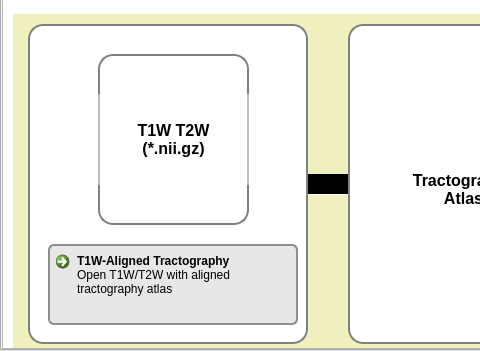
This is mainwindow.ui in frankyeh/DSI-Studio as Qt 5 draws it before an edit; both pictures show x 0 to 480 and y 407 to 758 of the 1272 by 758 pixel window. The edited form follows.
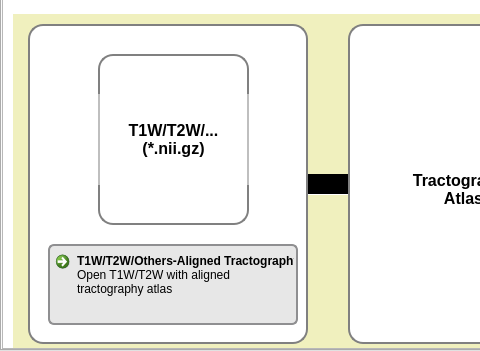
This is the edited form. The open tabs and pages were chosen to show the change. Icons and pictures are not drawn.

Patch:
```diff
--- a/mainwindow.ui
+++ b/mainwindow.ui
@@ -1392,7 +1392,7 @@
                  <string notr="true">QCommandLinkButton {border: 2px solid #8f8f91;border-radius: 6px;background-color: #e7e7e7;padding: 10px;} QCommandLinkButton:hover {background-color: #d0d0d0;} QCommandLinkButton:pressed {background-color: #bfbfbf;border-style: inset;color: black; }</string>
                 </property>
                 <property name="text">
-                 <string>T1W-Aligned Tractography</string>
+                 <string>T1W/T2W/Others-Aligned Tractography</string>
                 </property>
                 <property name="icon">
                  <iconset resource="icons.qrc">
@@ -1424,7 +1424,7 @@
                  <string notr="true">QLabel { background-color: rgba(255, 255, 255, 127); color: black; }</string>
                 </property>
                 <property name="text">
-                 <string>T1W T2W
+                 <string>T1W/T2W/...
 (*.nii.gz)</string>
                 </property>
                 <property name="alignment">
```
Left out of the diff: 2 changed lines with no effect on the pictures.
